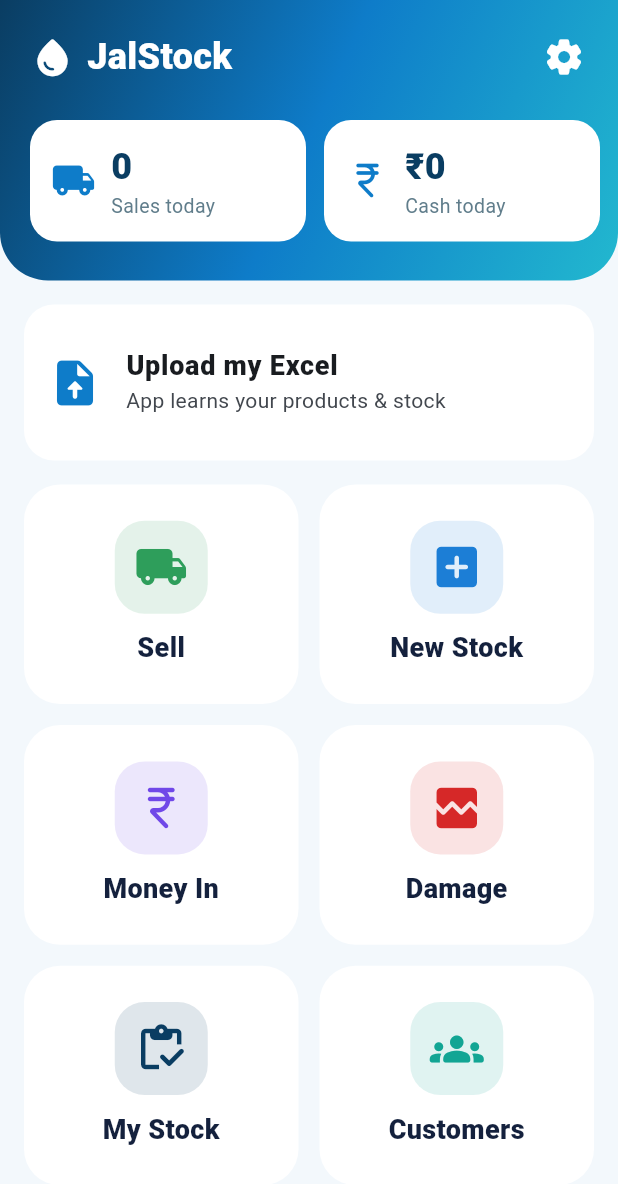
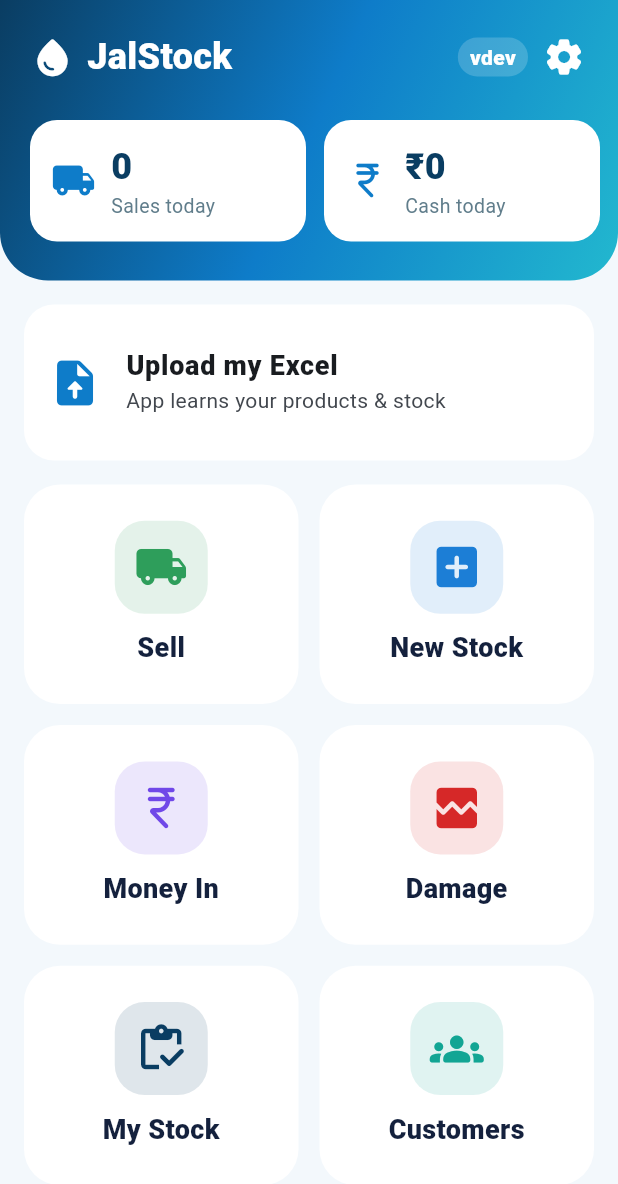
Before and after one commit to Wolf234-ux/jal-stock, a Flutter app: the HomeScreen screen opened directly, on a phone screen of 412 x 824 dp. Shown: the top 1184 px of the screen. Run offline on Flutter 3.47's test engine with Material 3 defaults, Android fonts, the phone set to English and light mode, and no system bars; our stand-ins replace file_picker, share_plus.

Commit message:
Version numbers, GitHub Releases and fixed signing key
Co-Authored-By: Claude Opus 5.5 <noreply@anthropic.com>
Claude-Session: https://claude.ai/code/session_017z3ofNpVXWLNL19zaQukuo

```diff
--- a/lib/screens/home_screen.dart
+++ b/lib/screens/home_screen.dart
@@ -58,6 +58,11 @@ class HomeScreen extends StatelessWidget {
                       overflow: TextOverflow.ellipsis,
                       style: const TextStyle(color: Colors.white, fontSize: 24, fontWeight: FontWeight.w900),
                     ),
+                  ),
+                  Container(
+                    padding: const EdgeInsets.symmetric(horizontal: 8, vertical: 3),
+                    decoration: BoxDecoration(color: Colors.white.withValues(alpha: .18), borderRadius: BorderRadius.circular(20)),
+                    child: const Text('v$appVersion', style: TextStyle(color: Colors.white, fontWeight: FontWeight.w800)),
                   ),
                   IconButton(
                     onPressed: () => _go(context, const SettingsScreen()),
--- a/lib/screens/settings_screen.dart
+++ b/lib/screens/settings_screen.dart
@@ -4,6 +4,8 @@ import '../l10n.dart';
 import '../store.dart';
 import '../theme.dart';
 import '../widgets.dart';
+
+const appVersion = String.fromEnvironment('APP_VERSION', defaultValue: 'dev');
 
 class SettingsScreen extends StatefulWidget {
   const SettingsScreen({super.key});
@@ -121,7 +123,7 @@ class _SettingsScreenState extends State<SettingsScreen> {
             label: Text(t('resetAll'), style: const TextStyle(fontSize: 17, fontWeight: FontWeight.w700)),
           ),
           const SizedBox(height: 20),
-          const Center(child: Text('JalStock v1.0', style: TextStyle(color: Colors.blueGrey))),
+          const Center(child: Text('JalStock · Version $appVersion', style: TextStyle(color: Colors.blueGrey, fontSize: 16, fontWeight: FontWeight.w700))),
         ]),
       );
     });
```
Also changed, not shown: 1 other file.
